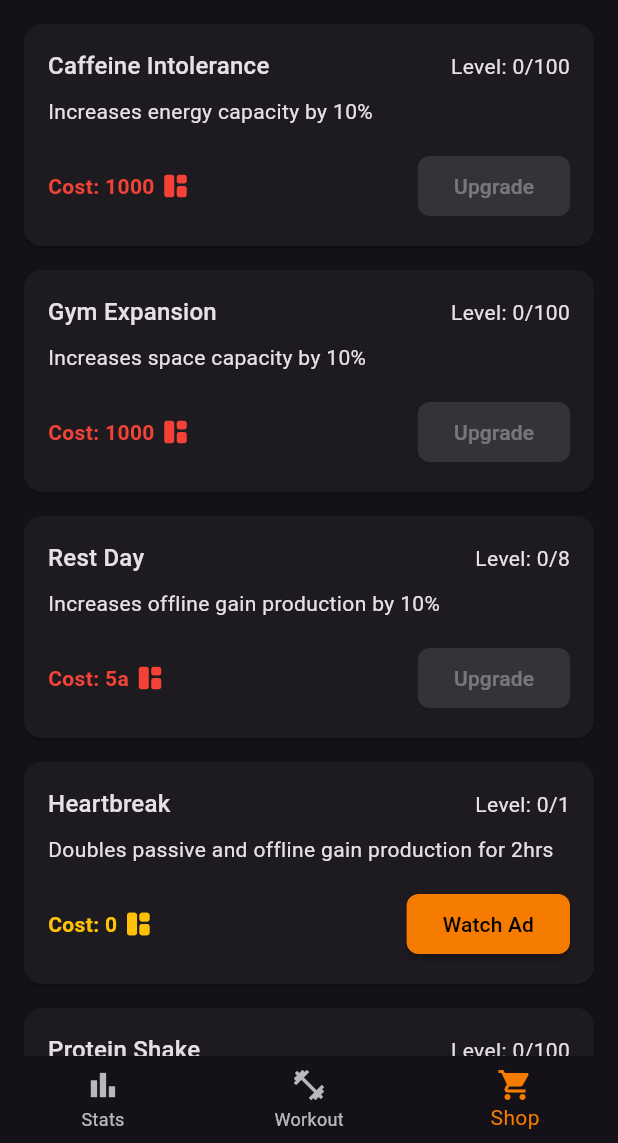
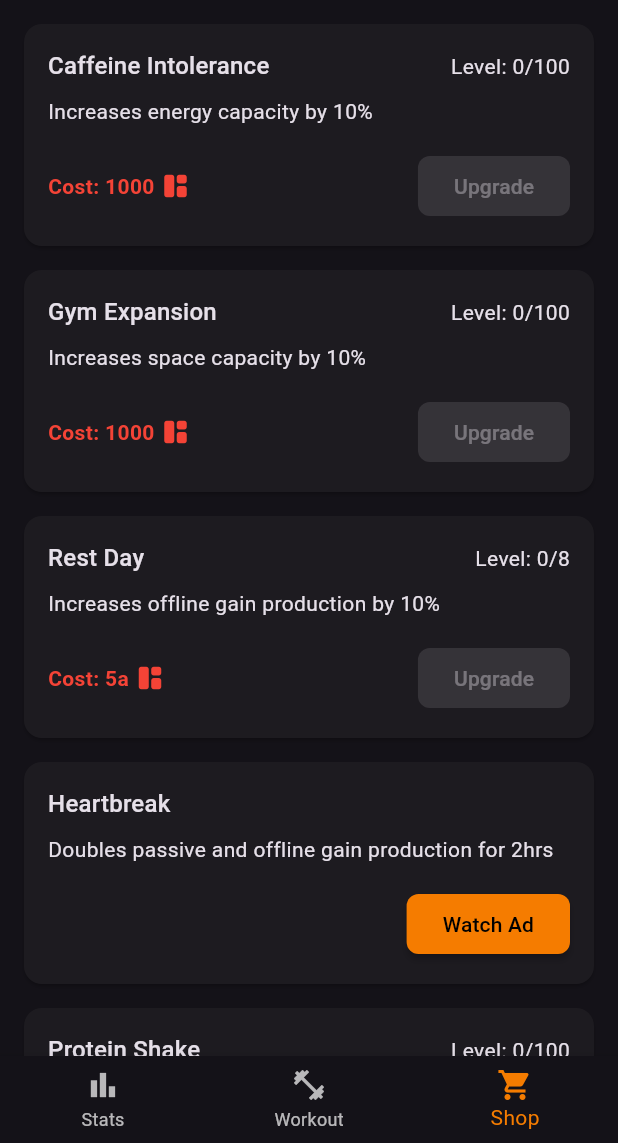
Before and after one commit to enzosv/idlefit-flutter, a Flutter app: the screen it shows after launch, item 3 of the bottom bar chosen, after a tap on "Watch Ad", on a phone screen of 412 x 824 dp, the part 93-1236 px from its top. Run offline on Flutter 3.47's test engine with Material 3 defaults, Android fonts, the phone set to English and light mode, and no system bars; our stand-ins replace google_mobile_ads, objectbox, shared_preferences; missing offline and left inert: flame, health; generated files the repository leaves out were written again.

Commit message:
separate double coin card. handle ad there

```diff
--- a/lib/services/game_state.dart
+++ b/lib/services/game_state.dart
@@ -9,7 +9,6 @@ import 'package:objectbox/objectbox.dart';
 import 'storage_service.dart';
 import '../models/shop_items.dart';
 import 'dart:math';
-import 'package:idlefit/services/ad_service.dart';
 
 class GameState with ChangeNotifier {
   static const _tickTime = 1000; // miliseconds
@@ -239,38 +238,13 @@ class GameState with ChangeNotifier {
   }
 
   bool upgradeShopItem(ShopItem item) {
+    if (item.id == 4) {
+      return false;
+    }
     if (item.level >= item.maxLevel) return false;
 
     if (!space.spend(item.currentCost.toDouble())) {
       return false;
-    }
-    if (item.id == 4) {
-      // Refund the space cost since we'll charge it after the ad is watched
-      space.earn(item.currentCost.toDouble());
-
-      AdService.showRewardedAd(
-        onRewarded: () {
-          // Only upgrade and spend space if the ad was watched
-          if (space.spend(item.currentCost.toDouble())) {
-            item.level++;
-            doubleCoinExpiry =
-                DateTime.now()
-                    .add(const Duration(minutes: 1))
-                    .millisecondsSinceEpoch;
-            _shopItemRepo.saveShopItem(item);
-            notifyListeners();
-          }
-        },
-        onAdDismissed: () {
-          // Ad was dismissed without reward
-          notifyListeners();
-        },
-        onAdFailedToShow: (error) {
-          debugPrint('Failed to show ad: $error');
-          notifyListeners();
-        },
-      );
-      return true;
     }
 
     item.level++;
--- /dev/null
+++ b/lib/widgets/shop_double_coin_card.dart
@@ -0,0 +1,103 @@
+import 'dart:async';
+import 'package:flutter/material.dart';
+import 'package:idlefit/services/ad_service.dart';
+import 'package:provider/provider.dart';
+import '../services/game_state.dart';
+import '../models/shop_items.dart';
+import 'common_card.dart';
+
+class DoubleCoinsCard extends StatefulWidget {
+  final ShopItem item;
+
+  const DoubleCoinsCard({super.key, required this.item});
+
+  @override
+  State<DoubleCoinsCard> createState() => _DoubleCoinsCardState();
+}
+
+class _DoubleCoinsCardState extends State<DoubleCoinsCard> {
+  Timer? _timer;
+  int _timeLeft = 0;
+
+  @override
+  void initState() {
+    super.initState();
+    _startTimer();
+  }
+
+  @override
+  void dispose() {
+    _timer?.cancel();
+    super.dispose();
+  }
+
+  void _startTimer() {
+    // Update immediately
+    _updateTimeLeft();
+
+    // Then start periodic updates if needed
+    _timer?.cancel();
+    _timer = Timer.periodic(const Duration(seconds: 1), (_) {
+      _updateTimeLeft();
+    });
+  }
+
+  void _updateTimeLeft() {
+    final gameState = Provider.of<GameState>(context, listen: false);
+    final now = DateTime.now().millisecondsSinceEpoch;
+    final isActive = gameState.doubleCoinExpiry > now;
+
+    setState(() {
+      _timeLeft = isActive ? (gameState.doubleCoinExpiry - now) ~/ 1000 : 0;
+    });
+
+    // Stop timer if boost is no longer active
+    if (!isActive && _timer != null) {
+      _timer?.cancel();
+      _timer = null;
+    }
+  }
+
+  void _watchAd(GameState gameState) {
+    AdService.showRewardedAd(
+      onRewarded: () {
+        gameState.doubleCoinExpiry =
+            DateTime.now()
+                .add(const Duration(minutes: 1))
+                .millisecondsSinceEpoch;
+        _startTimer();
+      },
+      onAdDismissed: () {
+        // Ad was dismissed without reward
+      },
+      onAdFailedToShow: (error) {
+        debugPrint('Failed to show ad: $error');
+      },
+    );
+  }
+
+  @override
+  Widget build(BuildContext context) {
+    final gameState = Provider.of<GameState>(context);
+    final now = DateTime.now().millisecondsSinceEpoch;
+    final isActive = gameState.doubleCoinExpiry > now;
+    final minutes = _timeLeft ~/ 60;
+    final seconds = _timeLeft % 60;
+
+    return CommonCard(
+      title: widget.item.name,
+      rightText: '', // Empty string since we don't want to show level
+      description: widget.item.description,
+      additionalInfo:
+          isActive
+              ? [
+                Text(
+                  'Time left: ${minutes}m ${seconds.toString().padLeft(2, '0')}s',
+                ),
+              ]
+              : [],
+      buttonText: isActive ? 'ACTIVE' : 'Watch Ad',
+      onButtonPressed: isActive ? null : () => _watchAd(gameState),
+    );
+  }
+}
--- a/lib/widgets/shop_item_card.dart
+++ b/lib/widgets/shop_item_card.dart
@@ -4,6 +4,7 @@ import 'package:provider/provider.dart';
 import '../services/game_state.dart';
 import '../models/shop_items.dart';
 import 'common_card.dart';
+import 'shop_double_coin_card.dart';
 
 class ShopItemCard extends StatelessWidget {
   final ShopItem item;
@@ -12,6 +13,10 @@ class ShopItemCard extends StatelessWidget {
 
   @override
   Widget build(BuildContext context) {
+    if (item.id == 4) {
+      return DoubleCoinsCard(item: item);
+    }
+
     final gameState = Provider.of<GameState>(context);
     final isMaxLevel = item.level >= item.maxLevel;
 
@@ -26,12 +31,7 @@ class ShopItemCard extends StatelessWidget {
       cost: isMaxLevel ? null : item.currentCost.toDouble(),
       costIcon: isMaxLevel ? null : Constants.spaceIcon,
       affordable: gameState.space.count >= item.currentCost,
-      buttonText:
-          isMaxLevel
-              ? 'MAXED'
-              : item.id == 4
-              ? 'Watch Ad'
-              : 'Upgrade',
+      buttonText: isMaxLevel ? 'MAXED' : 'Upgrade',
       onButtonPressed:
           (isMaxLevel || gameState.space.count < item.currentCost)
               ? null
```
